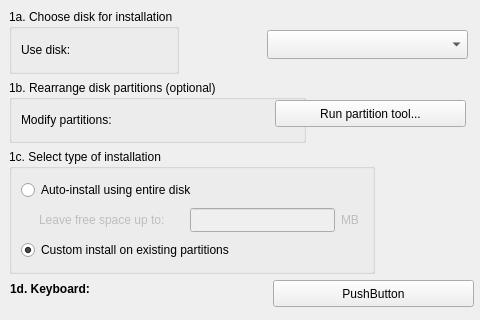
Above: meinstall.ui from antiX-Linux/mx-installer before the change; both pictures show x 0 to 480 and y 0 to 320 of the 564 by 491 pixel window. Below: the same form after it.
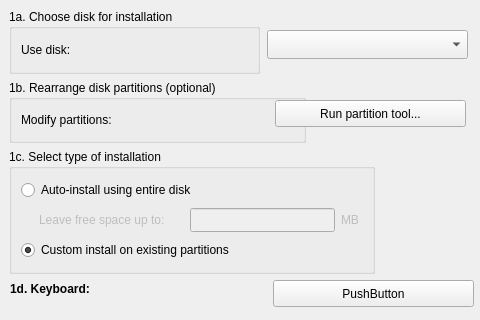
That is the form after the change. The open tabs and pages were chosen to show the change. Icons and pictures are not drawn.

```diff
--- a/meinstall.ui
+++ b/meinstall.ui
@@ -387,7 +387,7 @@
         <rect>
          <x>9</x>
          <y>9</y>
-         <width>170</width>
+         <width>251</width>
          <height>65</height>
         </rect>
        </property>
```
Left out of the diff: 2 changed lines with no effect on the pictures.
